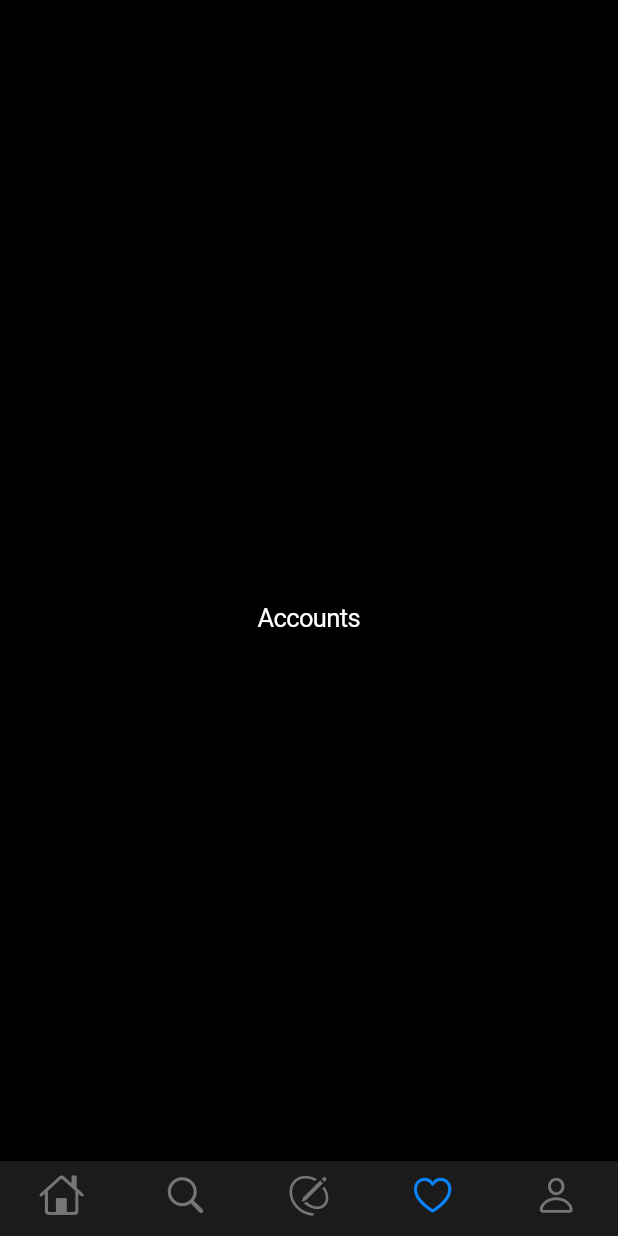
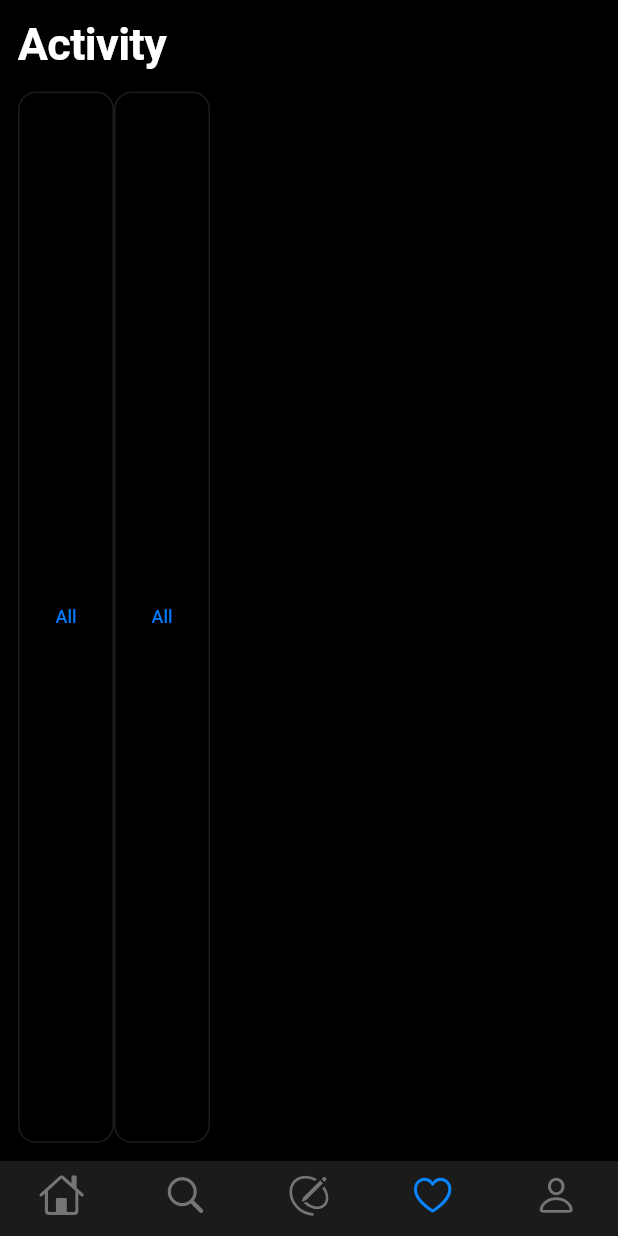
Before and after one commit to luciferro01/Threads, a Flutter app: the screen it shows after launch, item 4 of the bottom bar chosen, on a phone screen of 412 x 824 dp. Run offline on Flutter 3.47's test engine with Material 2 defaults, Android fonts, the phone set to English and light mode, and no system bars.

Commit message:
Adding half baked Activity Screen

```diff
--- a/lib/screens/activity_screen.dart
+++ b/lib/screens/activity_screen.dart
@@ -1,13 +1,59 @@
 import 'package:flutter/cupertino.dart';
+import 'package:flutter/material.dart';
 
 class Activity extends StatelessWidget {
   const Activity({super.key});
 
   @override
   Widget build(BuildContext context) {
-    return const CupertinoPageScaffold(
-      child: Center(
-        child: Text('Accounts'),
+    return SafeArea(
+      child: CupertinoPageScaffold(
+        // backgroundColor: Theme.of(context).scaffoldBackgroundColor,
+        backgroundColor: Colors.black,
+        child: Padding(
+          padding: const EdgeInsets.all(12.0),
+          child: Column(
+            mainAxisSize: MainAxisSize.min,
+            mainAxisAlignment: MainAxisAlignment.start,
+            crossAxisAlignment: CrossAxisAlignment.start,
+            children: [
+              const Text(
+                'Activity',
+                style: TextStyle(
+                    fontWeight: FontWeight.bold,
+                    fontSize: 30,
+                    color: Colors.white),
+              ),
+              const SizedBox(
+                height: 14,
+              ),
+              Flexible(
+                child: ListView.builder(
+                    scrollDirection: Axis.horizontal,
+                    shrinkWrap: true,
+                    itemCount: 2,
+                    itemBuilder: (context, index) {
+                      return OutlinedButton(
+                        style: ElevatedButton.styleFrom(
+                          shape: RoundedRectangleBorder(
+                              side: const BorderSide(
+                                style: BorderStyle.solid,
+                                width: 2,
+                                color: Colors.red,
+                              ),
+                              borderRadius: BorderRadius.circular(12)),
+                        ),
+                        onPressed: () {},
+                        child: const Text(
+                          'All',
+                          style: TextStyle(fontSize: 12),
+                        ),
+                      );
+                    }),
+              )
+            ],
+          ),
+        ),
       ),
     );
   }
--- a/lib/screens/search_screen.dart
+++ b/lib/screens/search_screen.dart
@@ -2,7 +2,7 @@ import 'package:flutter/cupertino.dart';
 import 'package:flutter/material.dart';
 import 'package:threads/utils/constants.dart';
 
-import '../widgets/user_widget.dart';
+import '../widgets/user_search_widget.dart';
 
 class Search extends StatelessWidget {
   const Search({super.key});
@@ -42,7 +42,7 @@ class Search extends StatelessWidget {
                 shrinkWrap: true,
                 itemCount: 2,
                 itemBuilder: (context, indext) {
-                  return userWidget(
+                  return userSearchWidget(
                     isVerified: false,
                     userFollowers: '800M followers',
                     userImage: Constants.pp,
--- a/lib/widgets/user_widget.dart
+++ b/lib/widgets/user_activity_widget.dart
@@ -1,8 +1,8 @@
 import 'package:flutter/material.dart';
 
-Column userWidget(
+Column userActivityWidget(
     {required String userName,
-    required String userStatus,
+    required String lastOnlineStatus,
     required bool isVerified,
     required String userImage,
     bool isFollowed = false,
@@ -41,7 +41,7 @@ Column userWidget(
                       ),
                     ),
                     Text(
-                      userStatus,
+                      lastOnlineStatus,
                       style: const TextStyle(
                         color: Colors.grey,
                       ),
```
Also changed, not shown: lib/widgets/user_search_widget.dart (added, +86 -0 lines).
